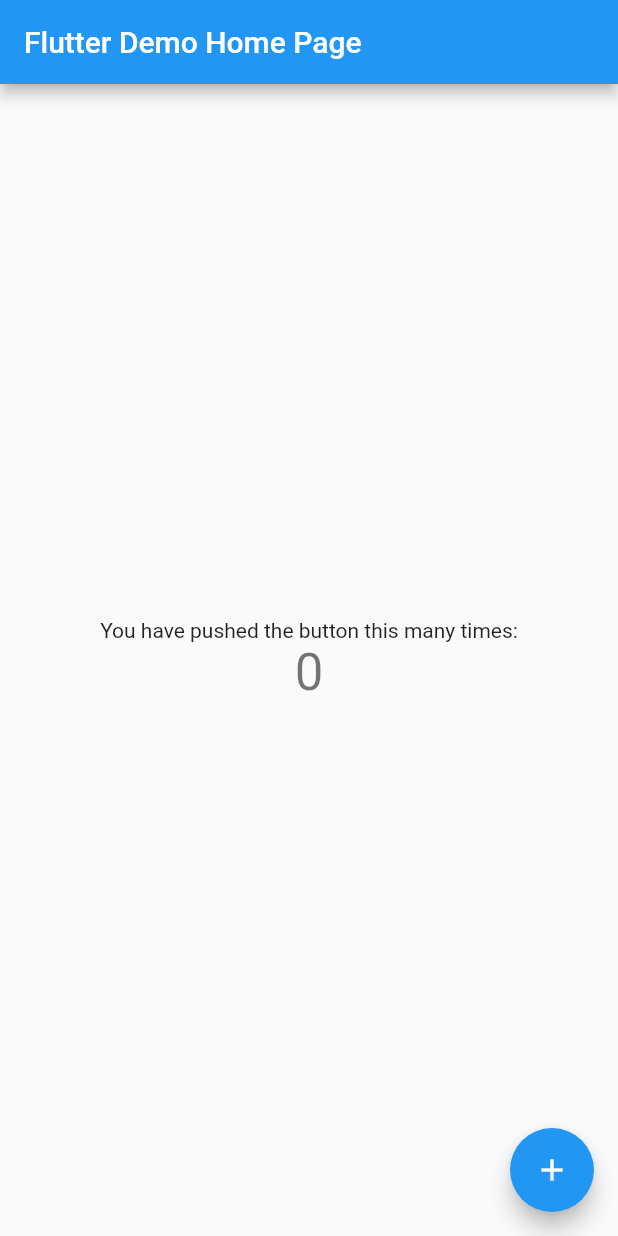
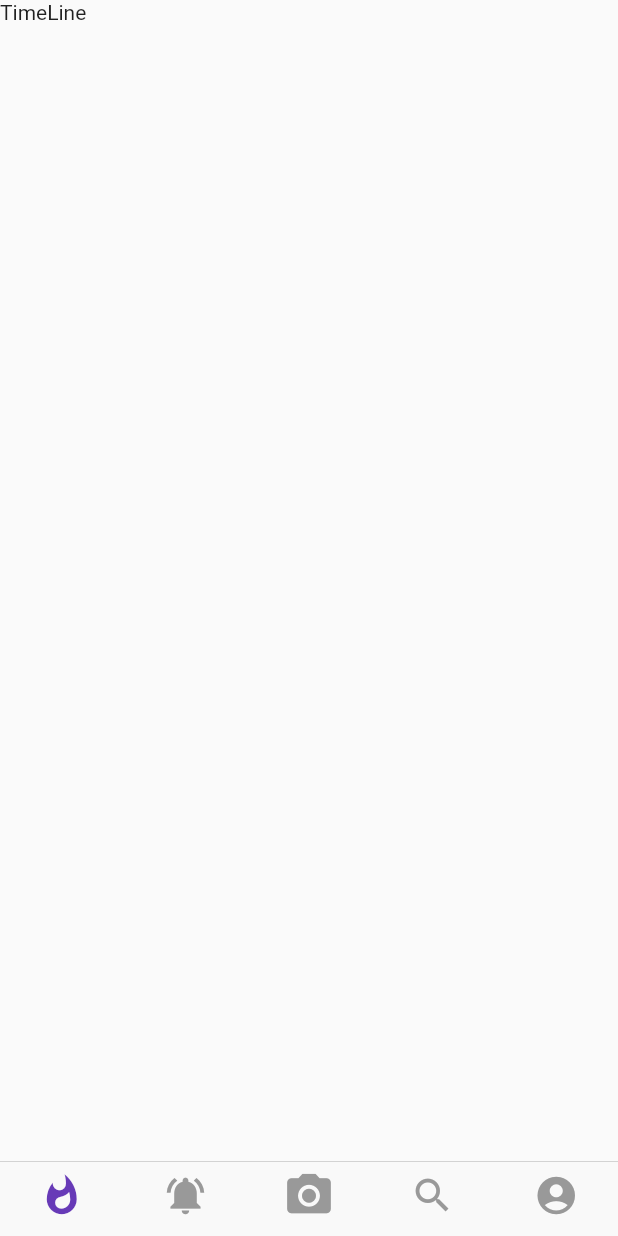
Before and after one commit to MaichelSameh/fluttershare, a Flutter app: the screen it shows after launch, on a phone screen of 412 x 824 dp. Run offline on Flutter 3.47's test engine with Material 2 defaults, Android fonts, the phone set to English and light mode, and no system bars; our stand-ins replace google_sign_in.

```diff
--- a/lib/main.dart
+++ b/lib/main.dart
@@ -1,113 +1,22 @@
 import 'package:flutter/material.dart';
+
+import './pages/home.dart';
 
 void main() {
   runApp(MyApp());
 }
 
 class MyApp extends StatelessWidget {
-  // This widget is the root of your application.
   @override
   Widget build(BuildContext context) {
     return MaterialApp(
-      title: 'Flutter Demo',
+      title: 'FlutterShare',
       theme: ThemeData(
-        // This is the theme of your application.
-        //
-        // Try running your application with "flutter run". You'll see the
-        // application has a blue toolbar. Then, without quitting the app, try
-        // changing the primarySwatch below to Colors.green and then invoke
-        // "hot reload" (press "r" in the console where you ran "flutter run",
-        // or simply save your changes to "hot reload" in a Flutter IDE).
-        // Notice that the counter didn't reset back to zero; the application
-        // is not restarted.
-        primarySwatch: Colors.blue,
+        accentColor: Colors.teal,
+        primarySwatch: Colors.deepPurple,
       ),
-      home: MyHomePage(title: 'Flutter Demo Home Page'),
+      debugShowCheckedModeBanner: false,
+      home: Home(),
     );
   }
 }
-
-class MyHomePage extends StatefulWidget {
-  MyHomePage({Key? key, required this.title}) : super(key: key);
-
-  // This widget is the home page of your application. It is stateful, meaning
-  // that it has a State object (defined below) that contains fields that affect
-  // how it looks.
-
-  // This class is the configuration for the state. It holds the values (in this
-  // case the title) provided by the parent (in this case the App widget) and
-  // used by the build method of the State. Fields in a Widget subclass are
-  // always marked "final".
-
-  final String title;
-
-  @override
-  _MyHomePageState createState() => _MyHomePageState();
-}
-
-class _MyHomePageState extends State<MyHomePage> {
-  int _counter = 0;
-
-  void _incrementCounter() {
-    setState(() {
-      // This call to setState tells the Flutter framework that something has
-      // changed in this State, which causes it to rerun the build method below
-      // so that the display can reflect the updated values. If we changed
-      // _counter without calling setState(), then the build method would not be
-      // called again, and so nothing would appear to happen.
-      _counter++;
-    });
-  }
-
-  @override
-  Widget build(BuildContext context) {
-    // This method is rerun every time setState is called, for instance as done
-    // by the _incrementCounter method above.
-    //
-    // The Flutter framework has been optimized to make rerunning build methods
-    // fast, so that you can just rebuild anything that needs updating rather
-    // than having to individually change instances of widgets.
-    return Scaffold(
-      appBar: AppBar(
-        // Here we take the value from the MyHomePage object that was created by
-        // the App.build method, and use it to set our appbar title.
-        title: Text(widget.title),
-      ),
-      body: Center(
-        // Center is a layout widget. It takes a single child and positions it
-        // in the middle of the parent.
-        child: Column(
-          // Column is also a layout widget. It takes a list of children and
-          // arranges them vertically. By default, it sizes itself to fit its
-          // children horizontally, and tries to be as tall as its parent.
-          //
-          // Invoke "debug painting" (press "p" in the console, choose the
-          // "Toggle Debug Paint" action from the Flutter Inspector in Android
-          // Studio, or the "Toggle Debug Paint" command in Visual Studio Code)
-          // to see the wireframe for each widget.
-          //
-          // Column has various properties to control how it sizes itself and
-          // how it positions its children. Here we use mainAxisAlignment to
-          // center the children vertically; the main axis here is the vertical
-          // axis because Columns are vertical (the cross axis would be
-          // horizontal).
-          mainAxisAlignment: MainAxisAlignment.center,
-          children: <Widget>[
-            Text(
-              'You have pushed the button this many times:',
-            ),
-            Text(
-              '$_counter',
-              style: Theme.of(context).textTheme.headline4,
-            ),
-          ],
-        ),
-      ),
-      floatingActionButton: FloatingActionButton(
-        onPressed: _incrementCounter,
-        tooltip: 'Increment',
-        child: Icon(Icons.add),
-      ), // This trailing comma makes auto-formatting nicer for build methods.
-    );
-  }
-}
--- /dev/null
+++ b/lib/models/user.dart
@@ -0,0 +1 @@
+class User {}
--- /dev/null
+++ b/lib/pages/home.dart
@@ -0,0 +1,186 @@
+import 'package:flutter/cupertino.dart';
+import 'package:flutter/material.dart';
+import 'package:google_sign_in/google_sign_in.dart';
+
+import 'activity_feed.dart';
+import 'profile.dart';
+import 'search.dart';
+import 'timeline.dart';
+import 'upload.dart';
+
+final GoogleSignIn googleSignIn = GoogleSignIn();
+
+class Home extends StatefulWidget {
+  @override
+  HomeState createState() => HomeState();
+}
+
+class HomeState extends State<Home> {
+  bool isAuth = false;
+  int _currentIndex = 0;
+  PageController _pageController = new PageController();
+
+  @override
+  void initState() {
+    googleSignIn.onCurrentUserChanged.listen(
+      (account) {
+        googleSigninListener(account);
+      },
+      onError: (error) {
+        onGoogleSigninError(error);
+      },
+    );
+    //reauthenticate the user when app is reopened
+    googleSignIn.signInSilently(suppressErrors: false).then((account) {
+      googleSigninListener(account);
+    }, onError: (error) {
+      onGoogleSigninError(error);
+    });
+    super.initState();
+  }
+
+  @override
+  void dispose() {
+    _pageController.dispose();
+    super.dispose();
+  }
+
+  void googleSigninListener(GoogleSignInAccount? account) {
+    if (account != null) {
+      setState(
+        () {
+          isAuth = true;
+        },
+      );
+    } else {
+      setState(
+        () {
+          isAuth = true;
+        },
+      );
+    }
+  }
+
+  void onGoogleSigninError(dynamic error) {
+    print("HOME google signin error: $error");
+    showDialog(
+      context: context,
+      builder: (ctx) {
+        return AlertDialog(
+          content: Text("Something went wrong!"),
+          actions: [
+            TextButton(
+              onPressed: () {
+                Navigator.of(ctx).pop();
+              },
+              child: Text("OK"),
+            ),
+          ],
+        );
+      },
+    );
+  }
+
+  void signinWithGoogle() {
+    googleSignIn.signIn();
+  }
+
+  void logout() {
+    googleSignIn.signOut();
+    setState(() {
+      isAuth = false;
+    });
+  }
+
+  void _onPageChange(int index) {
+    _pageController.jumpToPage(index);
+    setState(() {
+      _currentIndex = index;
+    });
+  }
+
+  @override
+  Widget build(BuildContext context) {
+    return isAuth ? buildAuthScreen(context) : buildUnauthScreen(context);
+  }
+
+  Scaffold buildAuthScreen(BuildContext context) {
+    return Scaffold(
+      body: PageView(
+        children: <Widget>[
+          Timeline(),
+          ActivityFeed(),
+          Upload(),
+          Search(),
+          Profile(),
+        ],
+        controller: _pageController,
+        physics: NeverScrollableScrollPhysics(),
+      ),
+      bottomNavigationBar: CupertinoTabBar(
+        items: [
+          BottomNavigationBarItem(
+            icon: Icon(Icons.whatshot),
+          ),
+          BottomNavigationBarItem(
+            icon: Icon(Icons.notifications_active),
+          ),
+          BottomNavigationBarItem(
+              icon: Icon(
+            Icons.photo_camera,
+            size: 35,
+          )),
+          BottomNavigationBarItem(
+            icon: Icon(Icons.search),
+          ),
+          BottomNavigationBarItem(
+            icon: Icon(Icons.account_circle),
+          ),
+        ],
+        currentIndex: _currentIndex,
+        onTap: _onPageChange,
+        activeColor: Theme.of(context).primaryColor,
+      ),
+    );
+  }
+
+  Scaffold buildUnauthScreen(BuildContext context) {
+    return Scaffold(
+      body: Container(
+        decoration: BoxDecoration(
+          gradient: LinearGradient(
+            colors: <Color>[
+              Theme.of(context).accentColor,
+              Theme.of(context).primaryColor,
+            ],
+            begin: Alignment.topRight,
+            end: Alignment.bottomLeft,
+          ),
+        ),
+        child: Column(
+          mainAxisAlignment: MainAxisAlignment.center,
+          crossAxisAlignment: CrossAxisAlignment.stretch,
+          children: <Widget>[
+            Text(
+              "Fluttershare",
+              style: TextStyle(
+                color: Colors.white,
+                fontSize: 90,
+                fontFamily: "Signatra",
+              ),
+              textAlign: TextAlign.center,
+            ),
+            GestureDetector(
+              onTap: signinWithGoogle,
+              child: Image.asset(
+                "assets/images/google_signin_button.png",
+                height: 80,
+                fit: BoxFit.fitHeight,
+              ),
+            )
+          ],
+        ),
+      ),
+    );
+  }
+}
--- /dev/null
+++ b/lib/pages/timeline.dart
@@ -0,0 +1,15 @@
+import 'package:flutter/material.dart';
+
+class Timeline extends StatefulWidget {
+  @override
+  _TimelineState createState() => _TimelineState();
+}
+
+class _TimelineState extends State<Timeline> {
+  @override
+  Widget build(context) {
+    return Scaffold(
+      body: Text('TimeLine'),
+    );
+  }
+}
--- /dev/null
+++ b/lib/widgets/custom_image.dart
@@ -0,0 +1,5 @@
+import 'package:flutter/material.dart';
+
+cachedNetworkImage(mediaUrl) {
+  return Text('cached network image');
+}
```
Also changed, not shown: lib/pages/activity_feed.dart (added, +20 -0 lines), lib/pages/comments.dart (added, +20 -0 lines), lib/pages/create_account.dart (added, +13 -0 lines), lib/pages/edit_profile.dart (added, +13 -0 lines), lib/pages/post_screen.dart (added, +8 -0 lines), lib/pages/profile.dart (added, +13 -0 lines), lib/pages/search.dart (added, +20 -0 lines), lib/pages/upload.dart (added, +13 -0 lines), lib/widgets/header.dart (added, +21 -0 lines), lib/widgets/post.dart (added, +13 -0 lines), lib/widgets/post_tile.dart (added, +8 -0 lines), lib/widgets/progress.dart (added, +20 -0 lines), pubspec.yaml (+7 -7 lines).
